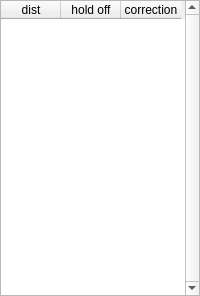
Qt form ui_templates/drop_table.ui (o-murphy/archer_ballistics_constructor) before a commit.
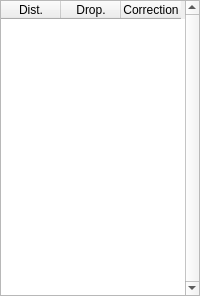
The same form after that commit.

Patch:
```diff
--- a/ui_templates/drop_table.ui
+++ b/ui_templates/drop_table.ui
@@ -66,17 +66,17 @@
      </attribute>
      <column>
       <property name="text">
-       <string>dist</string>
+       <string>Dist.</string>
       </property>
      </column>
      <column>
       <property name="text">
-       <string>hold off</string>
+       <string>Drop.</string>
       </property>
      </column>
      <column>
       <property name="text">
-       <string>correction</string>
+       <string>Correction</string>
       </property>
      </column>
     </widget>
```
